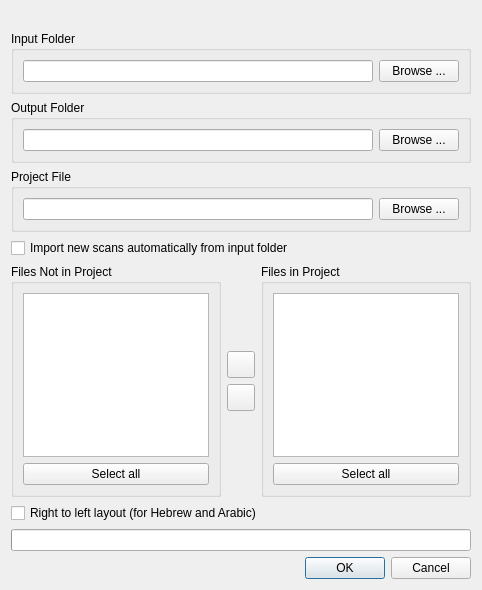
First picture: the form in src/app/ProjectFilesDialog.ui, repository 2ndmax/scantailor-ocr, before the edit.
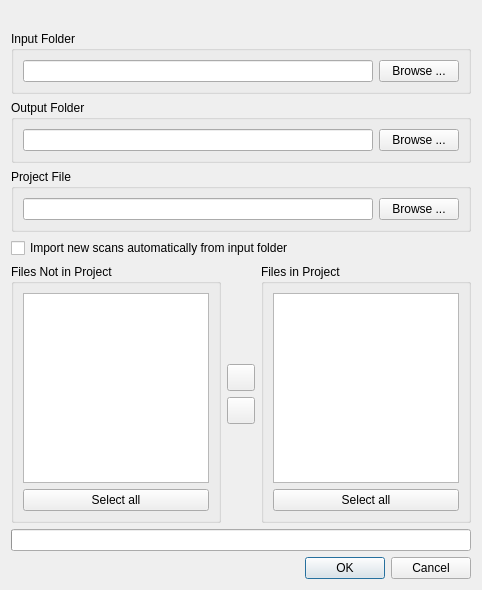
Second picture: the form after the edit. Icons and pictures are not drawn.

Patch:
```diff
--- a/src/app/ProjectFilesDialog.ui
+++ b/src/app/ProjectFilesDialog.ui
@@ -233,13 +233,6 @@
      </item>
     </layout>
    </item>
-   <item>
-    <widget class="QCheckBox" name="rtlLayoutCB">
-     <property name="text">
-      <string>Right to left layout (for Hebrew and Arabic)</string>
-     </property>
-    </widget>
-   </item>
    <item>
     <widget class="QProgressBar" name="progressBar">
      <property name="value">
```
